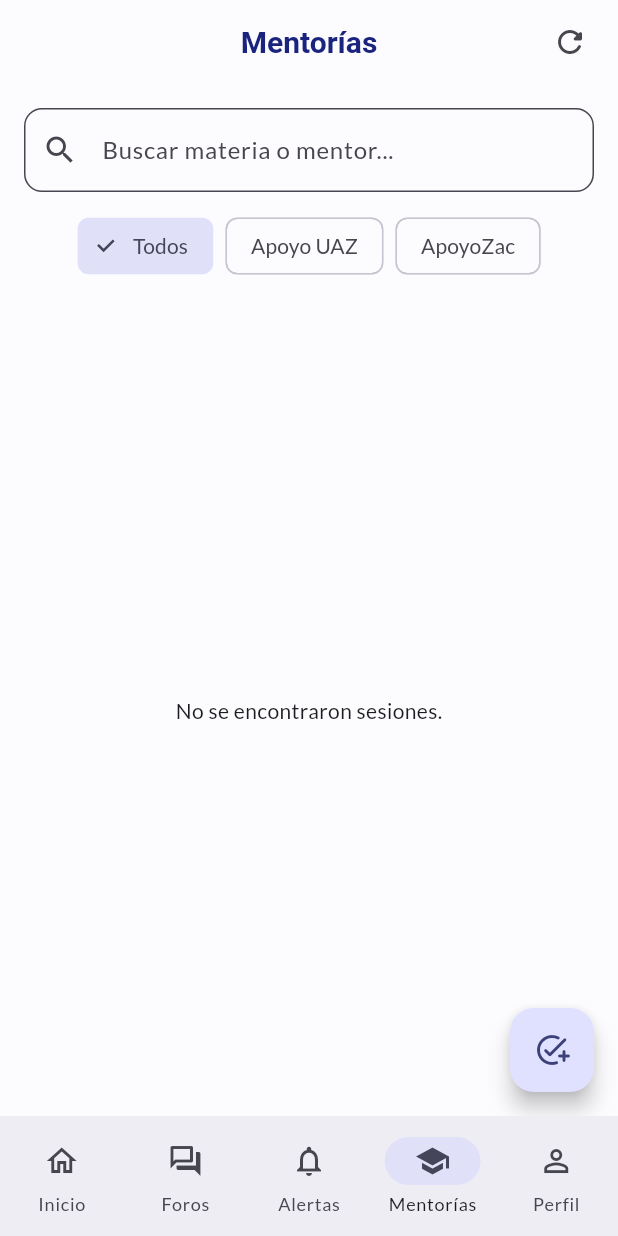
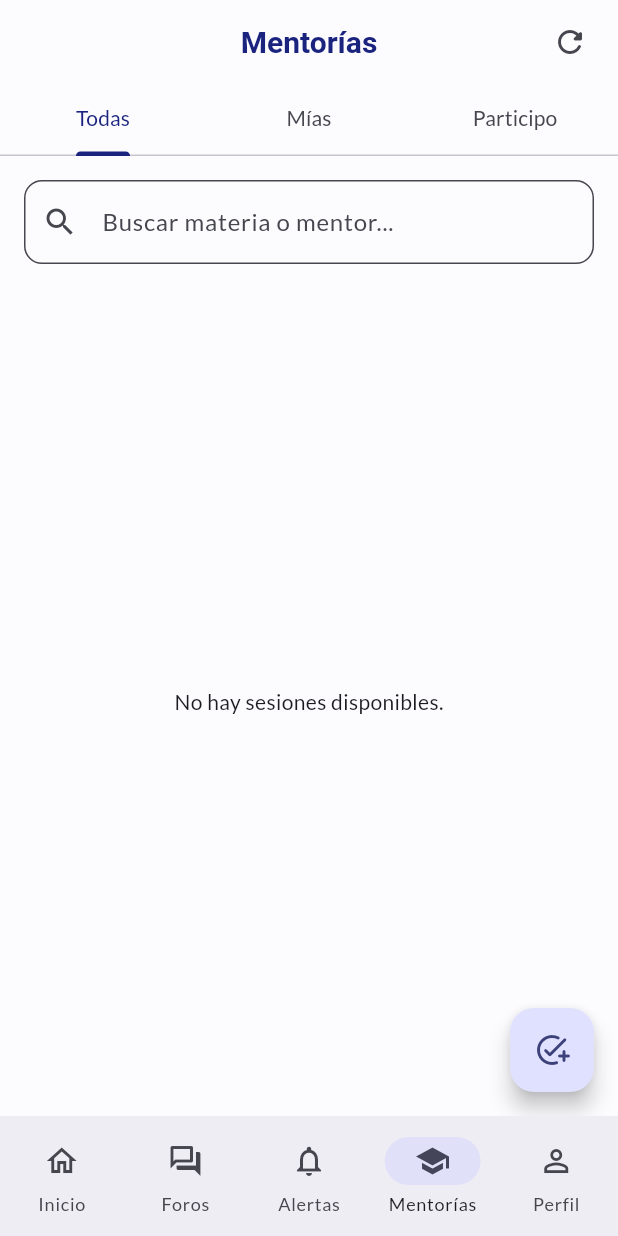
Before and after one commit to KIFUEL/Iuszac, a Flutter app: the MentorshipView screen opened by its route, after a tap on the "refresh" icon, on a phone screen of 412 x 824 dp. Run offline on Flutter 3.47's test engine with Material 3 defaults, Android fonts, the phone set to English and light mode, and no system bars; our stand-ins replace flutter_riverpod, go_router, google_fonts, supabase_flutter; accounts and stored records are empty.

Commit message:
Categorización de mentorías: pestañas para Todas, Mías y Participo

```diff
--- a/lib/providers/database_provider.dart
+++ b/lib/providers/database_provider.dart
@@ -46,6 +46,13 @@ final mentorshipSessionsProvider =
   return await dbService.getMentorshipSessions();
 });
 
+// Proveedor para obtener las sesiones donde participa el usuario
+final enrolledSessionsProvider =
+    FutureProvider<List<MentorshipSession>>((ref) async {
+  final dbService = ref.watch(databaseServiceProvider);
+  return await dbService.getEnrolledSessions();
+});
+
 // Proveedor para obtener los códigos legales
 final legalCodesProvider = FutureProvider<List<LegalCode>>((ref) async {
   final dbService = ref.watch(databaseServiceProvider);
--- a/lib/services/database_service.dart
+++ b/lib/services/database_service.dart
@@ -87,7 +87,6 @@ class DatabaseService {
 
     return (response as List).map((json) => Mentor.fromJson(json)).toList();
   }
-
 Future<List<MentorshipSession>> getMentorshipSessions() async {
   final response = await _supabase
       .from('mentorship_sessions')
@@ -99,7 +98,33 @@ class DatabaseService {
       .toList();
 }
 
+Future<List<MentorshipSession>> getEnrolledSessions() async {
+  final userId = _supabase.auth.currentUser?.id;
+  if (userId == null) return [];
+
+  final response = await _supabase
+      .from('mentorship_enrollments')
+      .select('mentorship_sessions(*, profiles:profiles!mentorship_sessions_mentor_id_fkey(*))')
+      .eq('user_id', userId);
+
+  return (response as List)
+      .map((json) => MentorshipSession.fromJson(json['mentorship_sessions']))
+      .toList();
+}
+
+Future<void> enrollInSession(String sessionId) async {
+  final userId = _supabase.auth.currentUser?.id;
+  if (userId == null) throw Exception('Inicia sesión para inscribirte');
+
+  await _supabase.from('mentorship_enrollments').insert({
+    'session_id': sessionId,
+    'user_id': userId,
+  });
+}
+
 Future<MentorshipSession> createMentorshipSession({
+...
+
     required String title,
     required String description,
     required String specialty,
--- a/lib/views/mentorship/mentorship_view.dart
+++ b/lib/views/mentorship/mentorship_view.dart
@@ -1,6 +1,7 @@
 import 'package:flutter/material.dart';
 import 'package:flutter_riverpod/flutter_riverpod.dart';
 import 'package:go_router/go_router.dart';
+import '../../providers/auth_provider.dart';
 import '../../providers/database_provider.dart';
 import '../../models/mentorship_session.dart';
 import '../../widgets/common_widgets.dart';
@@ -12,13 +13,21 @@ class MentorshipView extends ConsumerStatefulWidget {
   ConsumerState<MentorshipView> createState() => _MentorshipViewState();
 }
 
-class _MentorshipViewState extends ConsumerState<MentorshipView> {
+class _MentorshipViewState extends ConsumerState<MentorshipView>
+    with SingleTickerProviderStateMixin {
+  late TabController _tabController;
   final _searchController = TextEditingController();
   String _searchQuery = '';
-  String _selectedCommunity = 'Todos';
+
+  @override
+  void initState() {
+    super.initState();
+    _tabController = TabController(length: 3, vsync: this);
+  }
 
   @override
   void dispose() {
+    _tabController.dispose();
     _searchController.dispose();
     super.dispose();
   }
@@ -26,13 +35,26 @@ class _MentorshipViewState extends ConsumerState<MentorshipView> {
   @override
   Widget build(BuildContext context) {
     final sessionsAsync = ref.watch(mentorshipSessionsProvider);
+    final enrolledAsync = ref.watch(enrolledSessionsProvider);
+    final user = ref.watch(currentUserProvider);
 
     return Scaffold(
       appBar: AppBar(
         title: const Text('Mentorías'),
+        bottom: TabBar(
+          controller: _tabController,
+          tabs: const [
+            Tab(text: 'Todas'),
+            Tab(text: 'Mías'),
+            Tab(text: 'Participo'),
+          ],
+        ),
         actions: [
           IconButton(
-            onPressed: () => ref.invalidate(mentorshipSessionsProvider),
+            onPressed: () {
+              ref.invalidate(mentorshipSessionsProvider);
+              ref.invalidate(enrolledSessionsProvider);
+            },
             icon: const Icon(Icons.refresh_rounded),
           ),
           const SizedBox(width: 8),
@@ -40,62 +62,44 @@ class _MentorshipViewState extends ConsumerState<MentorshipView> {
       ),
       body: Column(
         children: [
-          // Buscador y Filtro
           Padding(
             padding: const EdgeInsets.all(16.0),
-            child: Column(
-              children: [
-                LawTextField(
+            child: LawTextField(
               label: 'Buscar materia o mentor...',
               icon: Icons.search,
               controller: _searchController,
               onChanged: (val) =>
                   setState(() => _searchQuery = val.toLowerCase()),
             ),
-                const SizedBox(height: 12),
-                SingleChildScrollView(
-                  scrollDirection: Axis.horizontal,
-                  child: Row(
+          ),
+          Expanded(
+            child: TabBarView(
+              controller: _tabController,
               children: [
-                      _buildFilterChip('Todos'),
-                      const SizedBox(width: 8),
-                      _buildFilterChip('Apoyo UAZ'),
-                      const SizedBox(width: 8),
-                      _buildFilterChip('ApoyoZac'),
-                    ],
+                // Tab: Todas
+                sessionsAsync.when(
+                  data: (sessions) => _buildSessionList(sessions),
+                  loading: () => const Center(child: CircularProgressIndicator()),
+                  error: (err, _) => Center(child: Text('Error: $err')),
                 ),
-                ),
-              ],
-            ),
-          ),
-
-          Expanded(
-            child: sessionsAsync.when(
+                // Tab: Mías
+                sessionsAsync.when(
                   data: (sessions) {
-                final filtered = sessions.where((s) {
-                  final matchesSearch =
-                      s.title.toLowerCase().contains(_searchQuery) ||
-                          s.specialty.toLowerCase().contains(_searchQuery);
-                  final matchesComm = _selectedCommunity == 'Todos' ||
-                      (_selectedCommunity == 'Apoyo UAZ' &&
-                          s.isCommunityVerified);
-                  return matchesSearch && matchesComm;
-                }).toList();
-
-                if (filtered.isEmpty) {
-                  return const Center(
-                      child: Text('No se encontraron sesiones.'));
-                }
-
-                return ListView.builder(
-                  padding: const EdgeInsets.symmetric(horizontal: 16),
-                  itemCount: filtered.length,
-                  itemBuilder: (context, index) =>
-                      _buildSessionCard(context, filtered[index]),
-                );
+                    final mySessions = sessions
+                        .where((s) => s.mentorId == user?.id)
+                        .toList();
+                    return _buildSessionList(mySessions);
                   },
                   loading: () => const Center(child: CircularProgressIndicator()),
                   error: (err, _) => Center(child: Text('Error: $err')),
+                ),
+                // Tab: Donde participo
+                enrolledAsync.when(
+                  data: (sessions) => _buildSessionList(sessions),
+                  loading: () => const Center(child: CircularProgressIndicator()),
+                  error: (err, _) => Center(child: Text('Error: $err')),
+                ),
+              ],
             ),
           ),
         ],
@@ -107,13 +111,21 @@ class _MentorshipViewState extends ConsumerState<MentorshipView> {
     );
   }
 
-  Widget _buildFilterChip(String label) {
-    return FilterChip(
-      label: Text(label),
-      selected: _selectedCommunity == label,
-      onSelected: (val) {
-        if (val) setState(() => _selectedCommunity = label);
-      },
+  Widget _buildSessionList(List<MentorshipSession> sessions) {
+    final filtered = sessions.where((s) {
+      return s.title.toLowerCase().contains(_searchQuery) ||
+          s.specialty.toLowerCase().contains(_searchQuery);
+    }).toList();
+
+    if (filtered.isEmpty) {
+      return const Center(child: Text('No hay sesiones disponibles.'));
+    }
+
+    return ListView.builder(
+      padding: const EdgeInsets.all(16),
+      itemCount: filtered.length,
+      itemBuilder: (context, index) =>
+          _buildSessionCard(context, filtered[index]),
     );
   }
 
@@ -133,7 +145,7 @@ class _MentorshipViewState extends ConsumerState<MentorshipView> {
                 CircleAvatar(
                   radius: 24,
                   backgroundColor: colorScheme.primaryContainer,
-                  child: Text(mentorName[0]),
+                  child: Text(mentorName.isNotEmpty ? mentorName[0] : 'U'),
                 ),
                 const SizedBox(width: 12),
                 Expanded(
@@ -169,7 +181,7 @@ class _MentorshipViewState extends ConsumerState<MentorshipView> {
                 const Spacer(),
                 const Icon(Icons.schedule, size: 14, color: Colors.grey),
                 const SizedBox(width: 4),
-                const Text('Lun-Vie 18:00',
+                const Text('Proximamente',
                     style: TextStyle(color: Colors.grey, fontSize: 11)),
               ],
             ),
@@ -207,12 +219,10 @@ class _MentorshipViewState extends ConsumerState<MentorshipView> {
                   ),
                 const Spacer(),
                 ElevatedButton(
-                  onPressed: () {
-                    // Navegar a detalle
-                  },
+                  onPressed: () => context.go('/mentorship/${session.id}'),
                   style: ElevatedButton.styleFrom(
                       visualDensity: VisualDensity.compact),
-                  child: const Text('Unirme'),
+                  child: const Text('Ver más'),
                 ),
               ],
             ),
```
Lines whose indentation alone changed are shown as unchanged.
